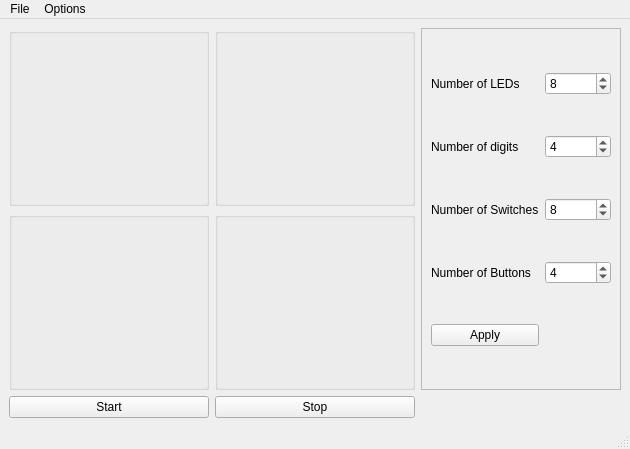
Above: forms/mainwindow.ui from bugraonal/QtVirtualFPGA before the change. Below: the same form after it.
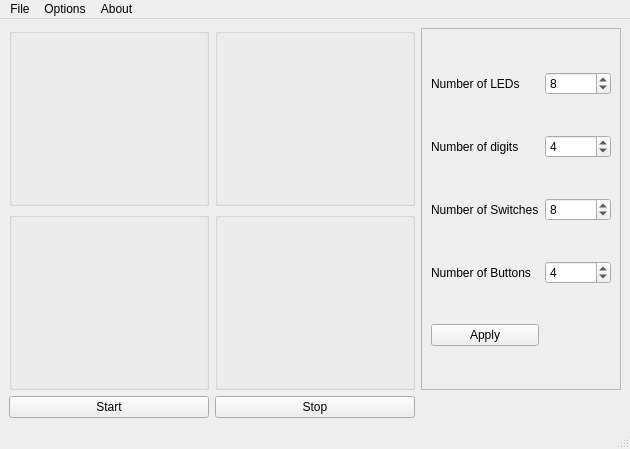
That is the form after the change.

Diff of the .ui file:
```diff
--- a/forms/mainwindow.ui
+++ b/forms/mainwindow.ui
@@ -164,8 +164,15 @@
     </property>
     <addaction name="actionSettings"/>
    </widget>
+   <widget class="QMenu" name="menuAbout">
+    <property name="title">
+     <string>About</string>
+    </property>
+    <addaction name="actionVersion"/>
+   </widget>
    <addaction name="menuFile"/>
    <addaction name="menuOptions"/>
+   <addaction name="menuAbout"/>
   </widget>
   <widget class="QStatusBar" name="statusbar"/>
   <action name="actionOpen">
```
Left out of the diff: 5 changed lines with no effect on the pictures.
